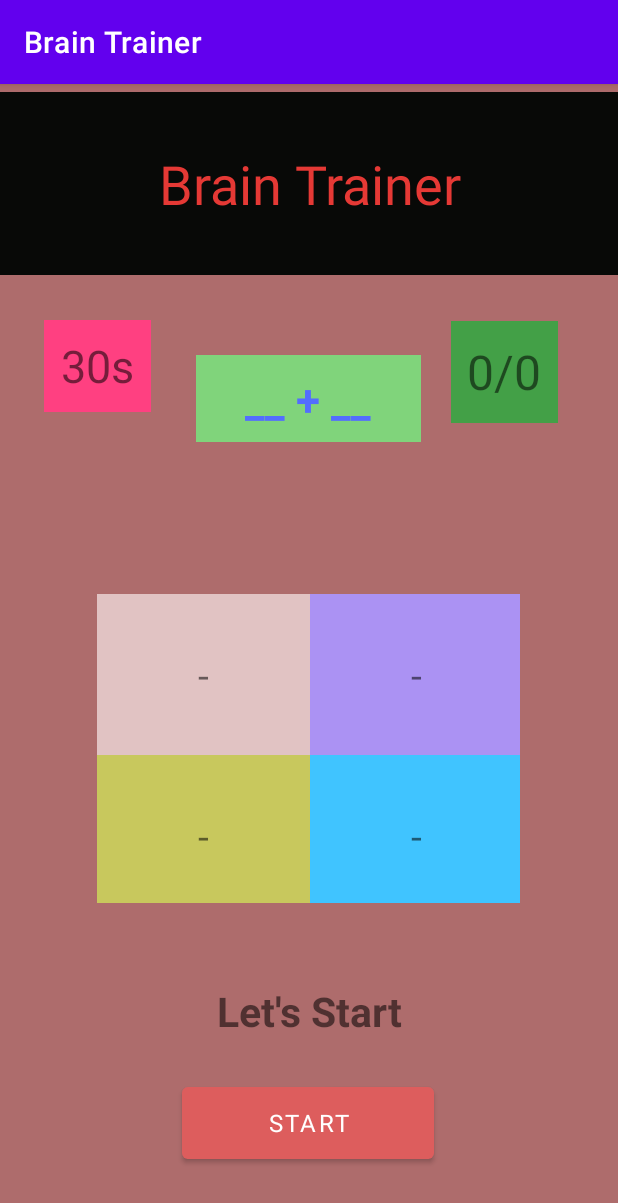
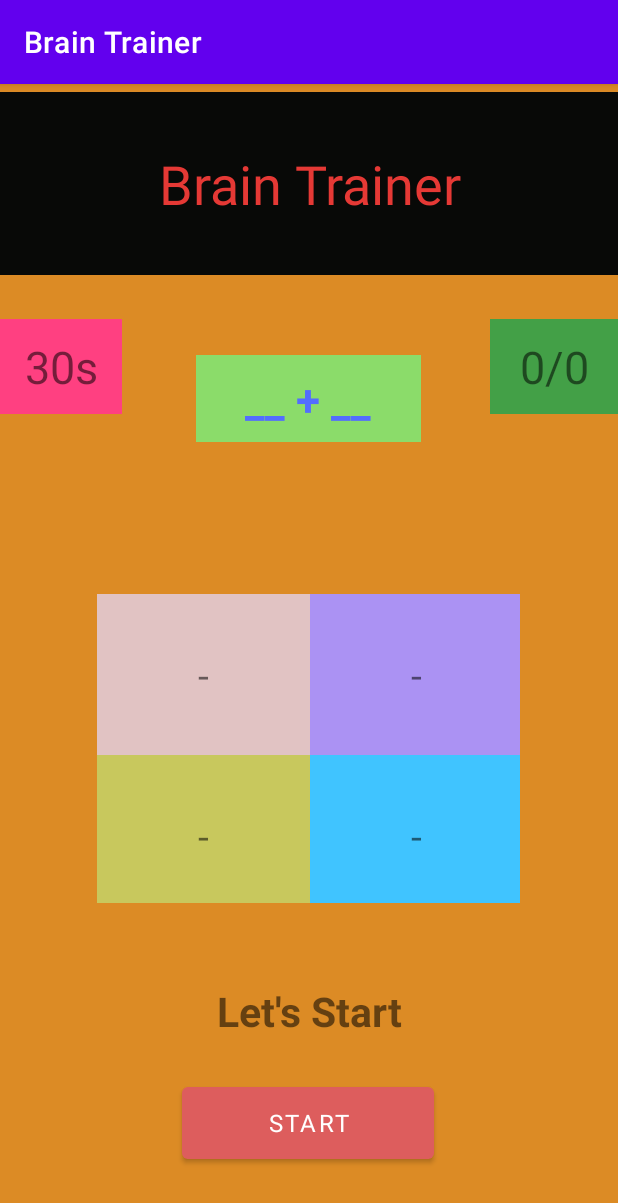
Before and after one commit to blayush/brainTrainerGame, an Android app: the screen it shows after launch (MainActivity), on a phone screen of 412 x 824 dp. Shown: the top 1203 px of the screen. Run offline under Robolectric (Android 15) with nearby library versions, the phone set to English and light mode, and no system bars; Roboto replaces fonts that are not available here.

Commit message:
Changed Colors and Size of Views

```diff
--- a/app/src/main/res/layout/activity_main.xml
+++ b/app/src/main/res/layout/activity_main.xml
@@ -23,8 +23,8 @@
         android:id="@+id/gameLayout"
         android:layout_width="match_parent"
         android:layout_height="match_parent"
-        android:alpha="0"
-        android:background="#AE6C6C"
+        android:alpha="1"
+        android:background="#DC8B25"
         tools:context=".MainActivity">
 
         <TextView
@@ -69,8 +69,8 @@
 
         <TextView
             android:id="@+id/timertextview"
-            android:layout_width="71dp"
-            android:layout_height="61dp"
+            android:layout_width="81dp"
+            android:layout_height="63dp"
             android:alpha="1"
             android:background="#FF4081"
             android:fontFamily="@font/almendra_sc"
@@ -80,15 +80,15 @@
             android:visibility="visible"
             app:layout_constraintBottom_toBottomOf="parent"
             app:layout_constraintEnd_toStartOf="@+id/questiontextview"
-            app:layout_constraintHorizontal_bias="0.491"
+            app:layout_constraintHorizontal_bias="0.0"
             app:layout_constraintStart_toStartOf="parent"
             app:layout_constraintTop_toTopOf="parent"
-            app:layout_constraintVertical_bias="0.223" />
+            app:layout_constraintVertical_bias="0.222" />
 
         <TextView
             android:id="@+id/scoretextview"
-            android:layout_width="71dp"
-            android:layout_height="68dp"
+            android:layout_width="85dp"
+            android:layout_height="63dp"
             android:layout_marginStart="20dp"
             android:layout_marginLeft="20dp"
             android:alpha="1"
@@ -96,14 +96,14 @@
             android:fontFamily="@font/almendra"
             android:gravity="center"
             android:text="0/0"
-            android:textSize="32sp"
+            android:textSize="30sp"
             android:visibility="visible"
             app:layout_constraintBottom_toBottomOf="parent"
             app:layout_constraintEnd_toEndOf="parent"
-            app:layout_constraintHorizontal_bias="0.0"
+            app:layout_constraintHorizontal_bias="1.0"
             app:layout_constraintStart_toEndOf="@+id/questiontextview"
             app:layout_constraintTop_toTopOf="parent"
-            app:layout_constraintVertical_bias="0.226" />
+            app:layout_constraintVertical_bias="0.222" />
 
         <androidx.gridlayout.widget.GridLayout
             android:id="@+id/gridLayout"
```
